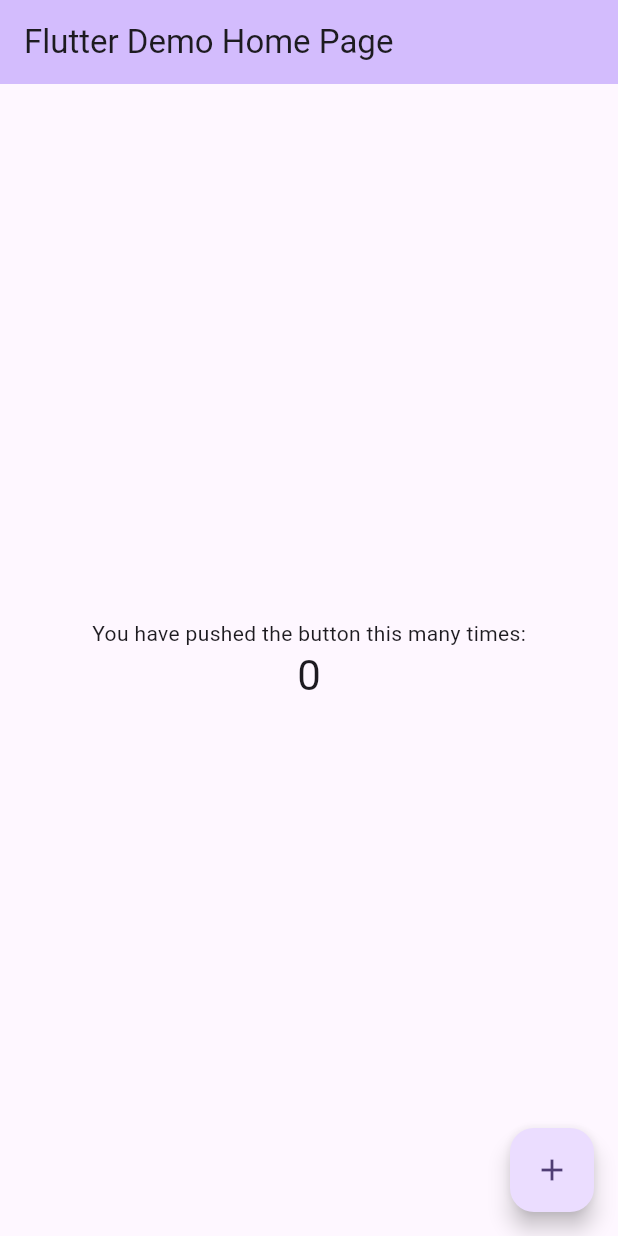
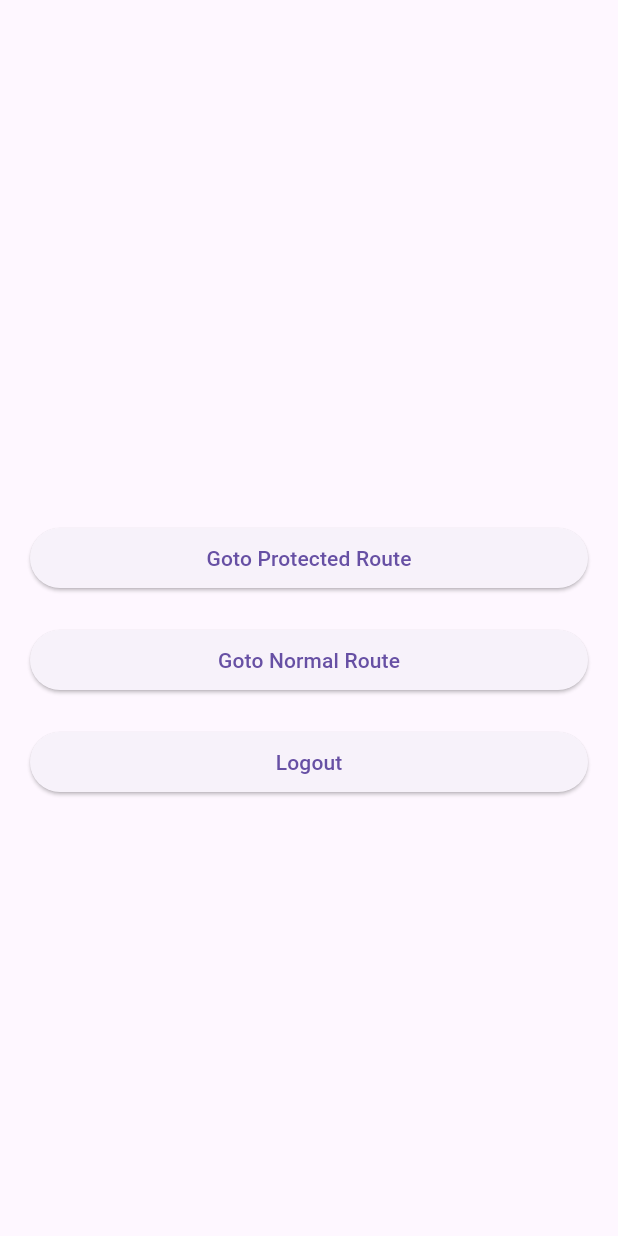
Before and after one commit to RyhabElmoncer/EduLinkFront, a Flutter app: the screen it shows after launch, on a phone screen of 412 x 824 dp. Run offline on Flutter 3.47's test engine with Material 3 defaults, Android fonts, the phone set to English and light mode, and no system bars; our stand-ins replace auto_route, shared_preferences; generated files the repository leaves out were written again.

Commit message:
add route auth 😁

```diff
--- a/lib/main.dart
+++ b/lib/main.dart
@@ -1,4 +1,5 @@
 import 'package:flutter/material.dart';
+import 'routes/app_router.dart';
 
 void main() {
   runApp(const MyApp());
@@ -7,119 +8,17 @@
 class MyApp extends StatelessWidget {
   const MyApp({super.key});
 
-  // This widget is the root of your application.
   @override
   Widget build(BuildContext context) {
-    return MaterialApp(
-      title: 'Flutter Demo',
+    final appRouter = AppRouter();
+    return MaterialApp.router(
+      debugShowCheckedModeBanner: false,
+      routeInformationParser: appRouter.defaultRouteParser(),
+      routerDelegate: appRouter.delegate(),
+      title: 'My App',
       theme: ThemeData(
-        // This is the theme of your application.
-        //
-        // TRY THIS: Try running your application with "flutter run". You'll see
-        // the application has a purple toolbar. Then, without quitting the app,
-        // try changing the seedColor in the colorScheme below to Colors.green
-        // and then invoke "hot reload" (save your changes or press the "hot
-        // reload" button in a Flutter-supported IDE, or press "r" if you used
-        // the command line to start the app).
-        //
-        // Notice that the counter didn't reset back to zero; the application
-        // state is not lost during the reload. To reset the state, use hot
-        // restart instead.
-        //
-        // This works for code too, not just values: Most code changes can be
-        // tested with just a hot reload.
-        colorScheme: ColorScheme.fromSeed(seedColor: Colors.deepPurple),
-        useMaterial3: true,
+        primarySwatch: Colors.blue,
       ),
-      home: const MyHomePage(title: 'Flutter Demo Home Page'),
     );
   }
 }
-
-class MyHomePage extends StatefulWidget {
-  const MyHomePage({super.key, required this.title});
-
-  // This widget is the home page of your application. It is stateful, meaning
-  // that it has a State object (defined below) that contains fields that affect
-  // how it looks.
-
-  // This class is the configuration for the state. It holds the values (in this
-  // case the title) provided by the parent (in this case the App widget) and
-  // used by the build method of the State. Fields in a Widget subclass are
-  // always marked "final".
-
-  final String title;
-
-  @override
-  State<MyHomePage> createState() => _MyHomePageState();
-}
-
-class _MyHomePageState extends State<MyHomePage> {
-  int _counter = 0;
-
-  void _incrementCounter() {
-    setState(() {
-      // This call to setState tells the Flutter framework that something has
-      // changed in this State, which causes it to rerun the build method below
-      // so that the display can reflect the updated values. If we changed
-      // _counter without calling setState(), then the build method would not be
-      // called again, and so nothing would appear to happen.
-      _counter++;
-    });
-  }
-
-  @override
-  Widget build(BuildContext context) {
-    // This method is rerun every time setState is called, for instance as done
-    // by the _incrementCounter method above.
-    //
-    // The Flutter framework has been optimized to make rerunning build methods
-    // fast, so that you can just rebuild anything that needs updating rather
-    // than having to individually change instances of widgets.
-    return Scaffold(
-      appBar: AppBar(
-        // TRY THIS: Try changing the color here to a specific color (to
-        // Colors.amber, perhaps?) and trigger a hot reload to see the AppBar
-        // change color while the other colors stay the same.
-        backgroundColor: Theme.of(context).colorScheme.inversePrimary,
-        // Here we take the value from the MyHomePage object that was created by
-        // the App.build method, and use it to set our appbar title.
-        title: Text(widget.title),
-      ),
-      body: Center(
-        // Center is a layout widget. It takes a single child and positions it
-        // in the middle of the parent.
-        child: Column(
-          // Column is also a layout widget. It takes a list of children and
-          // arranges them vertically. By default, it sizes itself to fit its
-          // children horizontally, and tries to be as tall as its parent.
-          //
-          // Column has various properties to control how it sizes itself and
-          // how it positions its children. Here we use mainAxisAlignment to
-          // center the children vertically; the main axis here is the vertical
-          // axis because Columns are vertical (the cross axis would be
-          // horizontal).
-          //
-          // TRY THIS: Invoke "debug painting" (choose the "Toggle Debug Paint"
-          // action in the IDE, or press "p" in the console), to see the
-          // wireframe for each widget.
-          mainAxisAlignment: MainAxisAlignment.center,
-          children: <Widget>[
-            const Text(
-              'You have pushed the button this many times:',
-            ),
-            Text(
-              '$_counter',
-              style: Theme.of(context).textTheme.headlineMedium,
-            ),
-          ],
-        ),
-      ),
-      floatingActionButton: FloatingActionButton(
-        onPressed: _incrementCounter,
-        tooltip: 'Increment',
-        child: const Icon(Icons.add),
-      ), // This trailing comma makes auto-formatting nicer for build methods.
-    );
-  }
-}
--- /dev/null
+++ b/lib/routes/app_router.dart
@@ -0,0 +1,22 @@
+import 'package:auto_route/auto_route.dart';
+
+import 'app_router.gr.dart';
+import 'guard/auth_guard.dart';
+
+@AutoRouterConfig()
+class AppRouter extends $AppRouter {
+  @override
+  List<AutoRoute> get routes => [
+        /// Initial Route
+        AutoRoute(page: HomeRoute.page, initial: true),
+
+        /// Login Route
+        AutoRoute(page: LoginRoute.page),
+
+        /// Protected Route
+        AutoRoute(page: ProfileRoute.page, guards: [AuthGuard()]),
+
+        /// Normal Route
+        AutoRoute(page: AboutRoute.page),
+      ];
+}
--- /dev/null
+++ b/lib/screens/home/home_screen.dart
@@ -0,0 +1,47 @@
+import 'package:auto_route/auto_route.dart';
+import 'package:flutter/material.dart';
+import 'package:shared_preferences/shared_preferences.dart';
+
+import '../../routes/app_router.gr.dart';
+
+@RoutePage()
+class HomeScreen extends StatelessWidget {
+  const HomeScreen({super.key});
+
+  @override
+  Widget build(BuildContext context) {
+    return Scaffold(
+      appBar: AppBar(),
+      body: Padding(
+        padding: const EdgeInsets.all(20.0),
+        child: Column(
+          crossAxisAlignment: CrossAxisAlignment.stretch,
+          mainAxisAlignment: MainAxisAlignment.center,
+          children: [
+            ElevatedButton(
+              child: const Text('Goto Protected Route'),
+              onPressed: () {
+                AutoRouter.of(context).push(const ProfileRoute());
+              },
+            ),
+            const SizedBox(height: 20.0),
+            ElevatedButton(
+              child: const Text('Goto Normal Route'),
+              onPressed: () {
+                AutoRouter.of(context).push(const AboutRoute());
+              },
+            ),
+            const SizedBox(height: 20.0),
+            ElevatedButton(
+              child: const Text('Logout'),
+              onPressed: () async {
+                SharedPreferences pref = await SharedPreferences.getInstance();
+                pref.clear();
+              },
+            ),
+          ],
+        ),
+      ),
+    );
+  }
+}
--- a/pubspec.yaml
+++ b/pubspec.yaml
@@ -28,8 +28,12 @@ environment:
 # the latest version available on pub.dev. To see which dependencies have newer
 # versions available, run `flutter pub outdated`.
 dependencies:
+  auto_route: ^7.2.0
+  win32: ^5.0.6
+  build_runner: ^2.4.6
   flutter:
     sdk: flutter
+  shared_preferences: ^2.1.2
 
 
   # The following adds the Cupertino Icons font to your application.
@@ -39,6 +43,7 @@ dependencies:
 dev_dependencies:
   flutter_test:
     sdk: flutter
+  auto_route_generator: ^7.1.1
 
   # The "flutter_lints" package below contains a set of recommended lints to
   # encourage good coding practices. The lint set provided by the package is
```
Also changed, not shown: lib/routes/guard/auth_guard.dart (added, +26 -0 lines), lib/screens/home/about_screen.dart (added, +23 -0 lines), lib/screens/home/login_screen.dart (added, +74 -0 lines), lib/screens/home/profile_screen.dart (added, +23 -0 lines), pubspec.lock.
